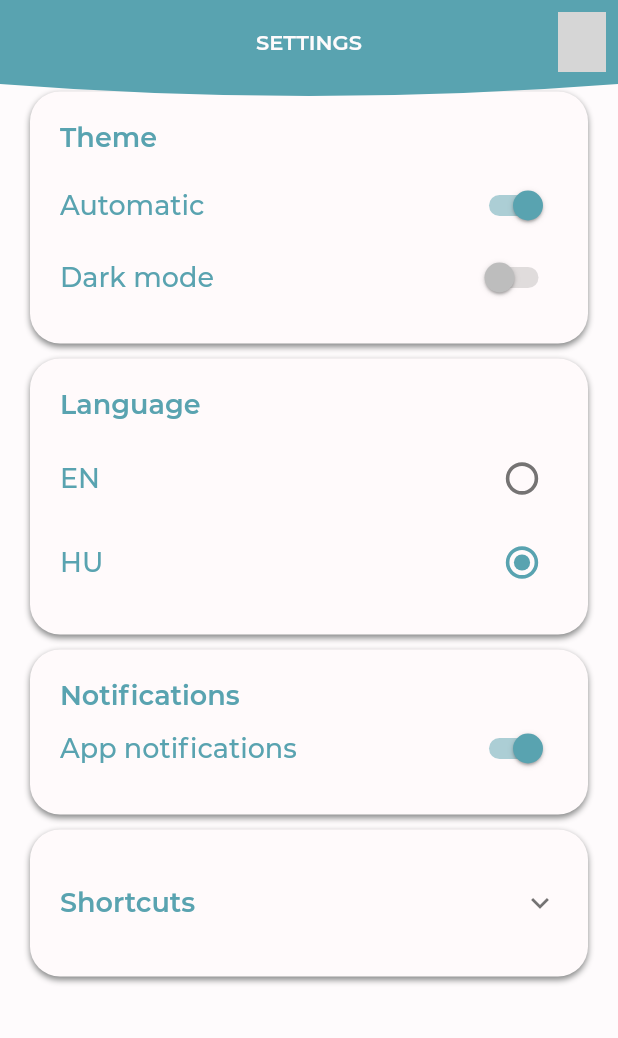
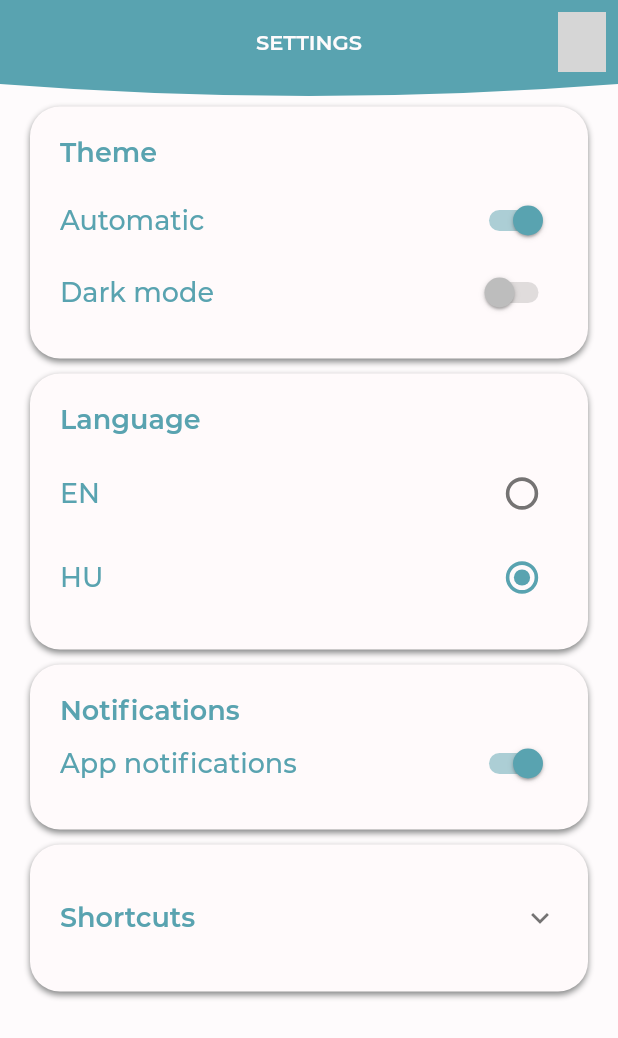
Before and after one commit to gaoypChina/szikapp, a Flutter app: the SettingsScreen screen opened directly, on a phone screen of 412 x 824 dp. Shown: the top 1038 px of the screen. Run offline on Flutter 3.47's test engine with Material 2 defaults, Android fonts, the phone set to English and light mode, and no system bars; our stand-ins replace connectivity_plus, dropdown_search, easy_localization, firebase_analytics, firebase_auth, firebase_core and 4 more; missing offline and left inert: toggle_list; accounts and stored records are empty; network calls fail; project files that could hold a hidden picture were left out; grey boxes are pictures that could not be loaded.

Commit message:
Padding a beállítások tetején

```diff
--- a/lib/screens/settings_screen.dart
+++ b/lib/screens/settings_screen.dart
@@ -92,7 +92,9 @@ class _SettingsScreenState extends State<SettingsScreen> {
       withNavigationBar: widget.withNavigationBar,
       withBackButton: widget.withBackButton,
       appBarTitle: 'SETTINGS_TITLE'.tr(),
-      body: ListView(
+      body: Padding(
+        padding: const EdgeInsets.only(top: kPaddingNormal),
+        child: ListView(
           children: [
             //Megjelenés
             Container(
@@ -292,6 +294,7 @@ class _SettingsScreenState extends State<SettingsScreen> {
             ),
           ],
         ),
+      ),
     );
   }
 }
--- a/pubspec.yaml
+++ b/pubspec.yaml
@@ -3,7 +3,7 @@ description: Awesome application for doing business in da SZIK.
 
 publish_to: 'none' # Remove this line if you wish to publish to pub.dev
 
-version: 0.0.6+141
+version: 0.0.6+142
 
 environment:
   sdk: ">=2.13.0 <3.0.0"
```
Lines whose indentation alone changed are shown as unchanged.
